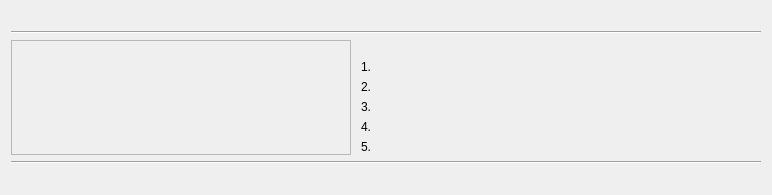
First picture: the form in qt/TicketDialog.ui, repository danvyr/pdd-by.v14, before the edit.
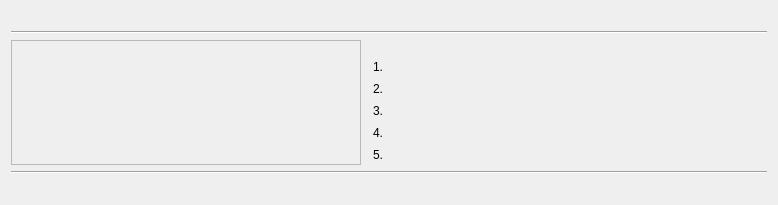
Second picture: the form after the edit.

Commit message: Added topic and ticket number dialogs, all test buttons are working now Implemented `Open...' dialog, trigger it on start unless path is given as argument Implemented exam mode timer

Diff of the .ui file:
```diff
--- a/qt/TicketDialog.ui
+++ b/qt/TicketDialog.ui
@@ -10,14 +10,21 @@
     <height>335</height>
    </rect>
   </property>
-  <layout class="QGridLayout" name="dialogLayout">
+  <layout class="QVBoxLayout" name="verticalLayout">
    <property name="sizeConstraint">
     <enum>QLayout::SetFixedSize</enum>
    </property>
-   <property name="horizontalSpacing">
+   <item>
+    <widget class="QStackedWidget" name="pages">
+     <property name="currentIndex">
     <number>0</number>
    </property>
-   <item row="0" column="0" colspan="2">
+     <widget class="QWidget" name="activePage">
+      <layout class="QVBoxLayout" name="verticalLayout_2">
+       <property name="margin">
+        <number>0</number>
+       </property>
+       <item>
     <widget class="QWidget" name="statusWidget" native="true">
      <layout class="QHBoxLayout" name="statusWidgetLayout">
       <property name="margin">
@@ -45,7 +52,16 @@
      </layout>
     </widget>
    </item>
-   <item row="2" column="0">
+       <item>
+        <widget class="Line" name="line">
+         <property name="orientation">
+          <enum>Qt::Horizontal</enum>
+         </property>
+        </widget>
+       </item>
+       <item>
+        <layout class="QHBoxLayout" name="horizontalLayout_2">
+         <item>
     <widget class="QLabel" name="imageLabel">
      <property name="minimumSize">
       <size>
@@ -59,21 +75,18 @@
        <height>16777215</height>
       </size>
      </property>
-     <property name="styleSheet">
-      <string notr="true">margin-right:10px</string>
-     </property>
      <property name="frameShape">
       <enum>QFrame::StyledPanel</enum>
      </property>
+           <property name="frameShadow">
+            <enum>QFrame::Sunken</enum>
+           </property>
      <property name="scaledContents">
       <bool>true</bool>
      </property>
     </widget>
    </item>
-   <item row="4" column="0" colspan="2">
-    <widget class="QLabel" name="hotkeysLabel"/>
-   </item>
-   <item row="2" column="1">
+         <item>
     <widget class="QWidget" name="textWidget" native="true">
      <property name="minimumSize">
       <size>
@@ -112,6 +125,12 @@
         </item>
         <item row="0" column="0">
          <widget class="QLabel" name="answer1NumberLabel">
+                <property name="minimumSize">
+                 <size>
+                  <width>16</width>
+                  <height>16</height>
+                 </size>
+                </property>
           <property name="text">
            <string>1.</string>
           </property>
@@ -135,6 +154,12 @@
         </item>
         <item row="1" column="0">
          <widget class="QLabel" name="answer2NumberLabel">
+                <property name="minimumSize">
+                 <size>
+                  <width>16</width>
+                  <height>16</height>
+                 </size>
+                </property>
           <property name="text">
            <string>2.</string>
           </property>
@@ -155,6 +180,12 @@
         </item>
         <item row="2" column="0">
          <widget class="QLabel" name="answer3NumberLabel">
+                <property name="minimumSize">
+                 <size>
+                  <width>16</width>
+                  <height>16</height>
+                 </size>
+                </property>
           <property name="text">
            <string>3.</string>
           </property>
@@ -175,6 +206,12 @@
         </item>
         <item row="3" column="0">
          <widget class="QLabel" name="answer4NumberLabel">
+                <property name="minimumSize">
+                 <size>
+                  <width>16</width>
+                  <height>16</height>
+                 </size>
+                </property>
           <property name="text">
            <string>4.</string>
           </property>
@@ -195,6 +232,12 @@
         </item>
         <item row="4" column="0">
          <widget class="QLabel" name="answer5NumberLabel">
+                <property name="minimumSize">
+                 <size>
+                  <width>16</width>
+                  <height>16</height>
+                 </size>
+                </property>
           <property name="text">
            <string>5.</string>
           </property>
@@ -218,18 +261,60 @@
      </layout>
     </widget>
    </item>
-   <item row="1" column="0" colspan="2">
-    <widget class="Line" name="line">
-     <property name="orientation">
-      <enum>Qt::Horizontal</enum>
-     </property>
-    </widget>
-   </item>
-   <item row="3" column="0" colspan="2">
+        </layout>
+       </item>
+       <item>
     <widget class="Line" name="line_2">
      <property name="orientation">
       <enum>Qt::Horizontal</enum>
      </property>
+        </widget>
+       </item>
+       <item>
+        <widget class="QLabel" name="hotkeysLabel"/>
+       </item>
+      </layout>
+     </widget>
+     <widget class="QWidget" name="inactivePage">
+      <layout class="QHBoxLayout" name="horizontalLayout">
+       <property name="sizeConstraint">
+        <enum>QLayout::SetNoConstraint</enum>
+       </property>
+       <item>
+        <spacer name="horizontalSpacer">
+         <property name="orientation">
+          <enum>Qt::Horizontal</enum>
+         </property>
+         <property name="sizeHint" stdset="0">
+          <size>
+           <width>1</width>
+           <height>1</height>
+          </size>
+         </property>
+        </spacer>
+       </item>
+       <item>
+        <widget class="QPushButton" name="continueButton">
+         <property name="text">
+          <string>Continue</string>
+         </property>
+        </widget>
+       </item>
+       <item>
+        <spacer name="horizontalSpacer_2">
+         <property name="orientation">
+          <enum>Qt::Horizontal</enum>
+         </property>
+         <property name="sizeHint" stdset="0">
+          <size>
+           <width>1</width>
+           <height>1</height>
+          </size>
+         </property>
+        </spacer>
+       </item>
+      </layout>
+     </widget>
     </widget>
    </item>
   </layout>
```
Lines whose indentation alone changed are shown as unchanged. The commit also changes 16 other files.
